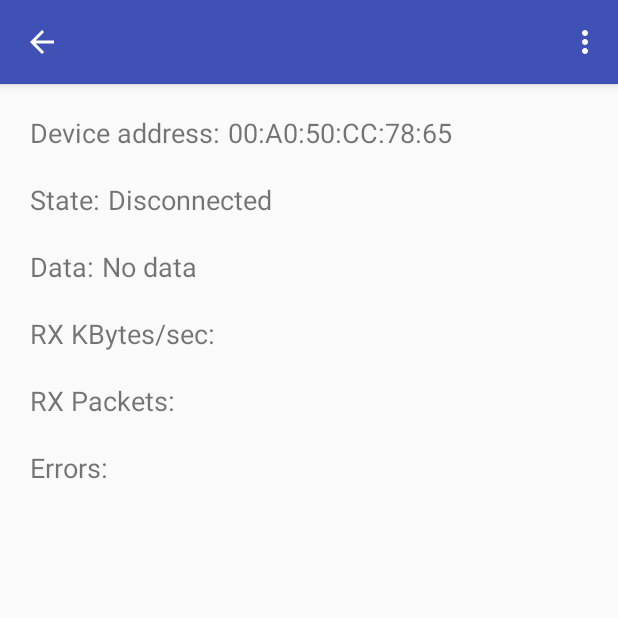
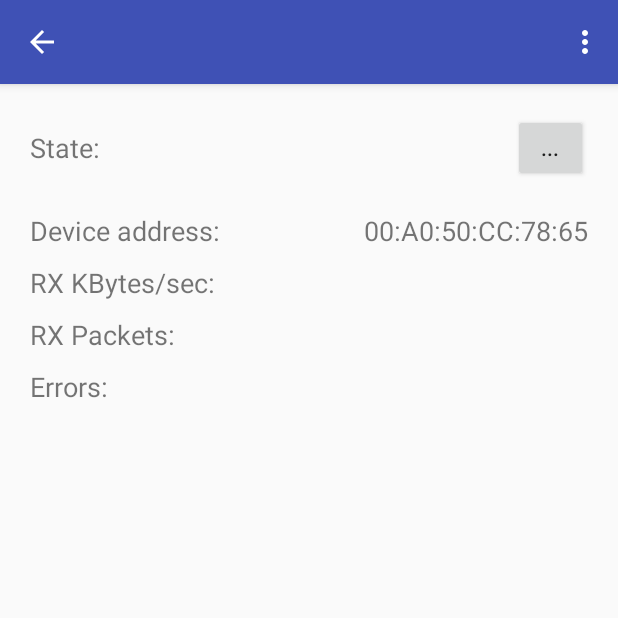
Before and after one commit to brian-silverman/yowatch, an Android app: the screen it shows after launch (MainActivity), on a phone screen of 412 x 824 dp, the top half of it. Run offline under Robolectric (Android 15) with nearby library versions, the phone set to English and light mode, and no system bars; 3 statements that could not run were skipped.

Commit message:
phone - rearrange layout

```diff
--- a/YoPhone/app/src/main/java/com/readysetstem/yophone/BluetoothLeService.java
+++ b/YoPhone/app/src/main/java/com/readysetstem/yophone/BluetoothLeService.java
@@ -276,6 +276,7 @@ public class BluetoothLeService extends Service {
         final UUID UUID_CHARACTERISTIC = UUID.fromString(characteristicUuidString);
 
         BluetoothGattService service = mBluetoothGatt.getService(UUID_SERVICE);
+        // TODO Get service may be null if not connected.
         return service.getCharacteristic(UUID_CHARACTERISTIC);
 
     }
--- a/YoPhone/app/src/main/java/com/readysetstem/yophone/MainActivity.java
+++ b/YoPhone/app/src/main/java/com/readysetstem/yophone/MainActivity.java
@@ -47,7 +47,6 @@ public class MainActivity extends AppCompatActivity {
     public static final String EXTRAS_DEVICE_ADDRESS = "DEVICE_ADDRESS";
 
     private TextView mConnectionState;
-    private TextView mDataField;
     private TextView mPacketsField;
     private TextView mBytesField;
     private TextView mErrorsField;
@@ -125,7 +124,6 @@ public class MainActivity extends AppCompatActivity {
     };
 
     private void clearUI() {
-        mDataField.setText(R.string.no_data);
     }
 
     @Override
@@ -143,7 +141,6 @@ public class MainActivity extends AppCompatActivity {
         // Sets up UI references.
         ((TextView) findViewById(R.id.device_address)).setText(mDeviceAddress);
         mConnectionState = (TextView) findViewById(R.id.connection_state);
-        mDataField = (TextView) findViewById(R.id.data_value);
         mPacketsField = (TextView) findViewById(R.id.rx_packets);
         mBytesField = (TextView) findViewById(R.id.rx_bytes);
         mErrorsField = (TextView) findViewById(R.id.errors);
@@ -215,12 +212,6 @@ public class MainActivity extends AppCompatActivity {
         });
     }
 
-    private void displayData(String data) {
-        if (data != null) {
-            mDataField.setText(data);
-        }
-    }
-
     private static IntentFilter makeGattUpdateIntentFilter() {
         final IntentFilter intentFilter = new IntentFilter();
         intentFilter.addAction(BluetoothLeService.ACTION_GATT_CONNECTED);
--- a/YoPhone/app/src/main/res/layout/main_status.xml
+++ b/YoPhone/app/src/main/res/layout/main_status.xml
@@ -17,97 +17,102 @@
         android:orientation="vertical"
         android:layout_width="match_parent"
         android:layout_height="wrap_content"
-        android:layout_margin="10dp">
-    <LinearLayout android:orientation="horizontal"
-                  android:layout_width="match_parent"
-                  android:layout_height="wrap_content"
-                  android:layout_margin="10dp">
-        <TextView android:layout_width="wrap_content"
-                  android:layout_height="wrap_content"
-                  android:text="@string/label_device_address"
-                  android:textSize="18sp"/>
-        <Space android:layout_width="5dp"
-               android:layout_height="wrap_content"/>
-        <TextView android:id="@+id/device_address"
-                android:layout_width="match_parent"
-                android:layout_height="wrap_content"
-                android:textSize="18sp"/>
-    </LinearLayout>
-    <LinearLayout android:orientation="horizontal"
-                  android:layout_width="match_parent"
-                  android:layout_height="wrap_content"
-                  android:layout_margin="10dp">
-        <TextView android:layout_width="wrap_content"
-                  android:layout_height="wrap_content"
-                  android:text="@string/label_state"
-                  android:textSize="18sp"/>
-        <Space android:layout_width="5dp"
-               android:layout_height="wrap_content"/>
-        <TextView android:id="@+id/connection_state"
-                  android:layout_width="match_parent"
-                  android:layout_height="wrap_content"
-                  android:text="@string/disconnected"
-                  android:textSize="18sp"/>
-    </LinearLayout>
-    <LinearLayout android:orientation="horizontal"
-        android:layout_width="match_parent"
+        android:layout_margin="20dp">
+
+    <RelativeLayout
+        android:layout_width="fill_parent"
+        android:layout_height="45dp"
+        android:orientation="horizontal"
+        android:layout_marginBottom="20dp"
+        >
+
+        <TextView
+            android:id="@+id/connection_state"
+            android:layout_width="wrap_content"
+            android:layout_height="match_parent"
+            android:gravity="center_vertical"
+            android:text="State: "
+            android:textSize="18sp" />
+
+        <Button
+            android:id="@+id/btnAddExpense"
+            android:layout_width="50dp"
+            android:layout_height="match_parent"
+            android:layout_alignParentRight="true"
+            android:text="..." />
+
+    </RelativeLayout>
+    <RelativeLayout
+        android:layout_width="fill_parent"
         android:layout_height="wrap_content"
-        android:layout_margin="10dp">
+        android:orientation="horizontal"
+        android:layout_marginBottom="10dp"
+        >
+
         <TextView android:layout_width="wrap_content"
             android:layout_height="wrap_content"
-            android:text="@string/label_data"
+            android:text="@string/label_device_address"
             android:textSize="18sp"/>
-        <Space android:layout_width="5dp"
-            android:layout_height="wrap_content"/>
-        <TextView android:id="@+id/data_value"
-            android:layout_width="match_parent"
+        <TextView android:id="@+id/device_address"
+            android:layout_width="wrap_content"
             android:layout_height="wrap_content"
-            android:text="@string/no_data"
-            android:textSize="18sp"/>
-    </LinearLayout>
-    <LinearLayout android:orientation="horizontal"
-        android:layout_width="match_parent"
+            android:layout_alignParentRight="true"
+            android:textSize="18sp"
+            />
+    </RelativeLayout>
+    <RelativeLayout
+        android:layout_width="fill_parent"
         android:layout_height="wrap_content"
-        android:layout_margin="10dp">
+        android:orientation="horizontal"
+        android:layout_marginBottom="10dp"
+        >
+
         <TextView android:layout_width="wrap_content"
             android:layout_height="wrap_content"
             android:text="RX KBytes/sec:"
             android:textSize="18sp"/>
-        <Space android:layout_width="5dp"
-            android:layout_height="wrap_content"/>
         <TextView android:id="@+id/rx_bytes"
-            android:layout_width="match_parent"
+            android:layout_width="wrap_content"
             android:layout_height="wrap_content"
-            android:textSize="18sp"/>
-    </LinearLayout>
-    <LinearLayout android:orientation="horizontal"
-        android:layout_width="match_parent"
+            android:layout_alignParentRight="true"
+            android:textSize="18sp"
+            />
+    </RelativeLayout>
+    <RelativeLayout
+        android:layout_width="fill_parent"
         android:layout_height="wrap_content"
-        android:layout_margin="10dp">
+        android:orientation="horizontal"
+        android:layout_marginBottom="10dp"
+        >
+
         <TextView android:layout_width="wrap_content"
             android:layout_height="wrap_content"
             android:text="RX Packets:"
             android:textSize="18sp"/>
-        <Space android:layout_width="5dp"
-            android:layout_height="wrap_content"/>
         <TextView android:id="@+id/rx_packets"
-            android:layout_width="match_parent"
+            android:layout_width="wrap_content"
             android:layout_height="wrap_content"
-            android:textSize="18sp"/>
-    </LinearLayout>
-    <LinearLayout android:orientation="horizontal"
-        android:layout_width="match_parent"
+            android:layout_alignParentRight="true"
+            android:textSize="18sp"
+            />
+    </RelativeLayout>
+    <RelativeLayout
+        android:layout_width="fill_parent"
         android:layout_height="wrap_content"
-        android:layout_margin="10dp">
+        android:orientation="horizontal"
+        android:layout_marginBottom="10dp"
+        >
+
         <TextView android:layout_width="wrap_content"
             android:layout_height="wrap_content"
             android:text="Errors:"
             android:textSize="18sp"/>
-        <Space android:layout_width="5dp"
-            android:layout_height="wrap_content"/>
         <TextView android:id="@+id/errors"
-            android:layout_width="match_parent"
+            android:layout_width="wrap_content"
             android:layout_height="wrap_content"
-            android:textSize="18sp"/>
-    </LinearLayout>
+            android:layout_alignParentRight="true"
+            android:textSize="18sp"
+            />
+    </RelativeLayout>
+
 </LinearLayout>
```
